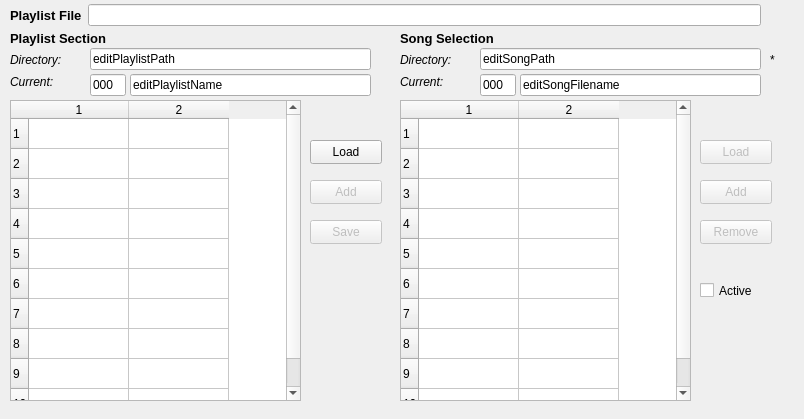
Qt form seq_qt5/forms/qplaylistframe.ui (ahlstromcj/sequencer64) before a commit.
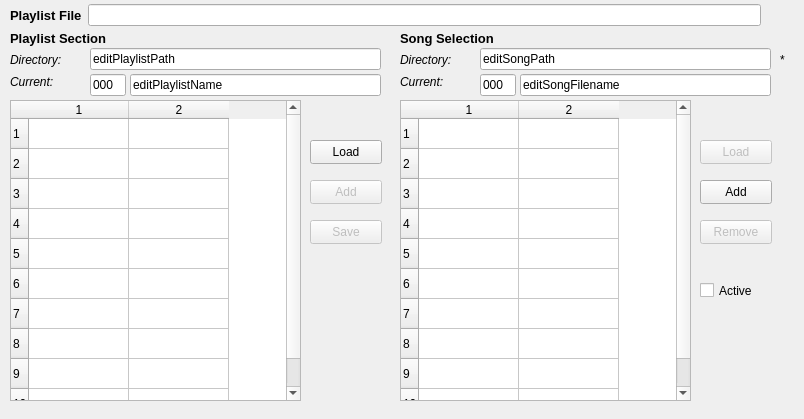
The same form after that commit.

The edit to the form file:
```diff
--- a/seq_qt5/forms/qplaylistframe.ui
+++ b/seq_qt5/forms/qplaylistframe.ui
@@ -321,7 +321,7 @@
   </widget>
   <widget class="QPushButton" name="buttonSongAdd">
    <property name="enabled">
-    <bool>false</bool>
+    <bool>true</bool>
    </property>
    <property name="geometry">
     <rect>
@@ -433,7 +433,7 @@
     <rect>
      <x>90</x>
      <y>48</y>
-     <width>281</width>
+     <width>291</width>
      <height>22</height>
     </rect>
    </property>
@@ -465,7 +465,7 @@
     <rect>
      <x>130</x>
      <y>74</y>
-     <width>241</width>
+     <width>251</width>
      <height>22</height>
     </rect>
    </property>
@@ -481,7 +481,7 @@
     <rect>
      <x>480</x>
      <y>48</y>
-     <width>281</width>
+     <width>291</width>
      <height>22</height>
     </rect>
    </property>
@@ -513,7 +513,7 @@
     <rect>
      <x>520</x>
      <y>74</y>
-     <width>241</width>
+     <width>251</width>
      <height>22</height>
     </rect>
    </property>
@@ -527,7 +527,7 @@
   <widget class="QLabel" name="labelDirEmbedded">
    <property name="geometry">
     <rect>
-     <x>770</x>
+     <x>780</x>
      <y>50</y>
      <width>16</width>
      <height>20</height>
```
